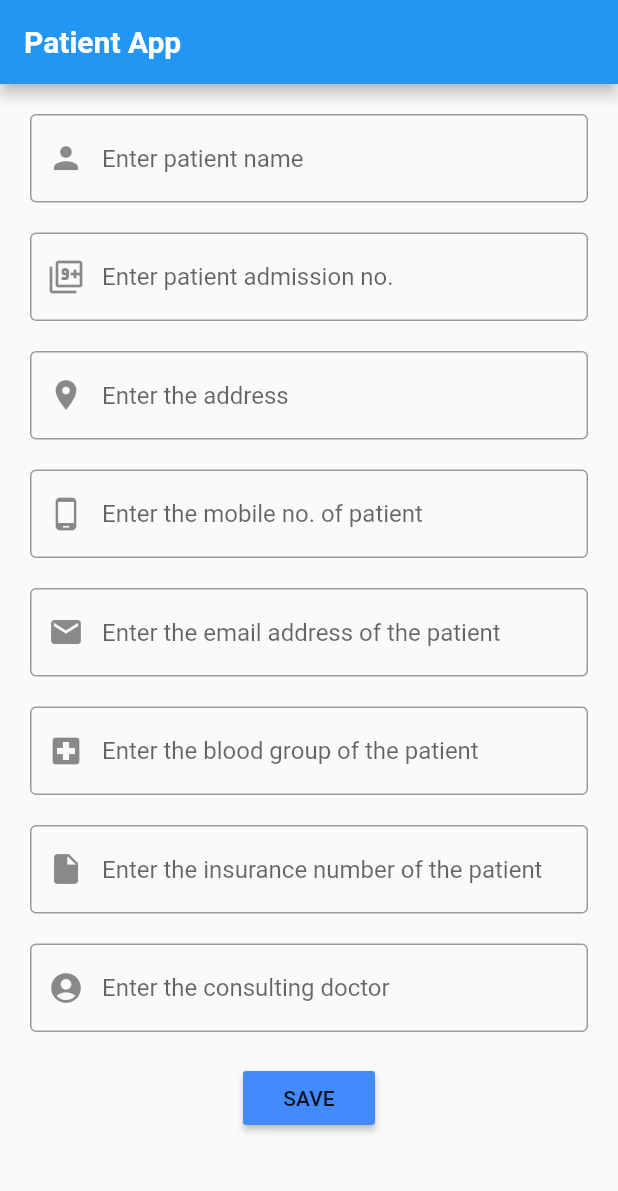
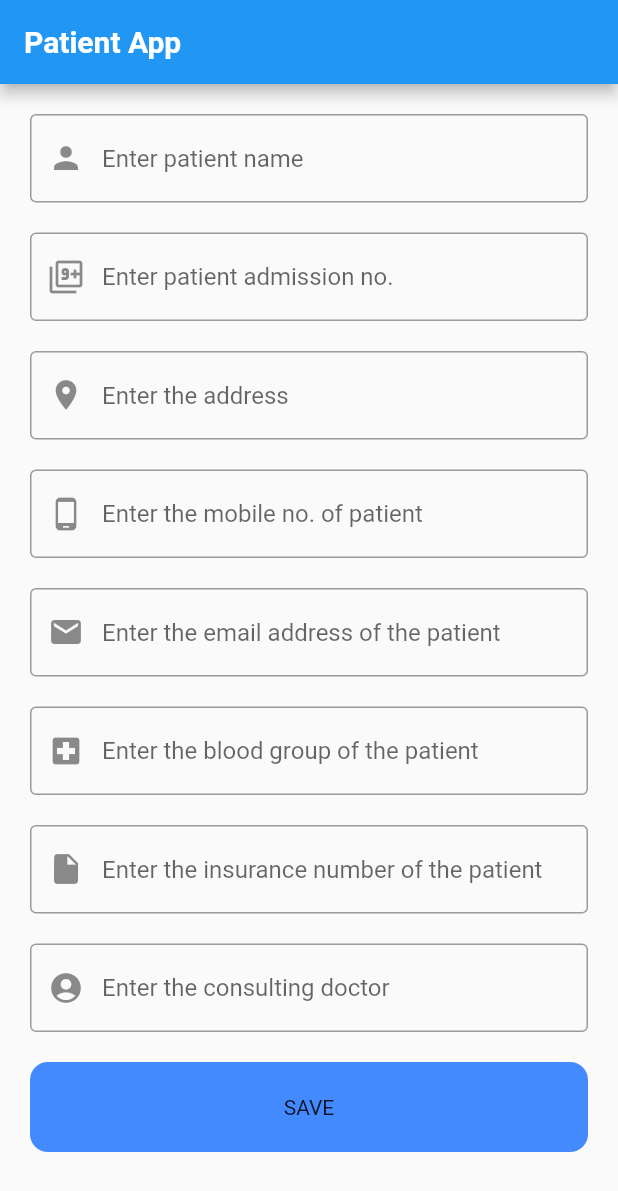
Before and after one commit to JossinAntony/Flutter-PatientApp, a Flutter app: the screen it shows after launch, on a phone screen of 412 x 824 dp. Shown: the top 1191 px of the screen. Run offline on Flutter 3.47's test engine with Material 2 defaults, Android fonts, the phone set to English and light mode, and no system bars.

Commit message:
Input displayed on console Custom button design initialised

```diff
--- a/patient_app/lib/main.dart
+++ b/patient_app/lib/main.dart
@@ -1,12 +1,21 @@
 
-
-import 'package:flutter/cupertino.dart';
 import 'package:flutter/material.dart';
 import 'package:flutter/widgets.dart';
 
 main() => runApp(MyApp());
 
 class MyApp extends StatelessWidget {
+  TextEditingController pNameCntrlr = TextEditingController();
+  TextEditingController pAdmnCntrlr = TextEditingController();
+  TextEditingController pAdrssCntrlr = TextEditingController();
+
+  TextEditingController pMobCntrlr = TextEditingController();
+  TextEditingController pEmailCntrlr = TextEditingController();
+  TextEditingController pBGrpCntrlr = TextEditingController();
+
+  TextEditingController pInsCntrlr = TextEditingController();
+  TextEditingController pDocCntrlr = TextEditingController();
+
   @override
   Widget build(BuildContext context) {
     return MaterialApp(
@@ -25,6 +34,7 @@ class MyApp extends StatelessWidget {
             child: Column(
               children: <Widget>[
                 TextField(
+                  controller: pNameCntrlr,
                   decoration: InputDecoration(
                     border: OutlineInputBorder(),
                     hintText: "Enter patient name",
@@ -35,6 +45,7 @@ class MyApp extends StatelessWidget {
                 SizedBox(height:20.0),
 
                 TextField(
+                  controller: pAdmnCntrlr,
                   decoration: InputDecoration(
                     border: OutlineInputBorder(),
                     hintText: "Enter patient admission no.",
@@ -45,6 +56,7 @@ class MyApp extends StatelessWidget {
                 SizedBox(height:20),
 
                 TextField(
+                  controller: pAdrssCntrlr,
                   decoration: InputDecoration(
                     border: OutlineInputBorder(),
                     hintText: "Enter the address",
@@ -55,6 +67,7 @@ class MyApp extends StatelessWidget {
                 SizedBox(height:20.0),
 
                 TextField(
+                  controller: pMobCntrlr,
                   decoration: InputDecoration(
                     border: OutlineInputBorder(),
                     hintText: "Enter the mobile no. of patient",
@@ -65,6 +78,7 @@ class MyApp extends StatelessWidget {
                 SizedBox(height:20.0),
 
                 TextField(
+                  controller: pEmailCntrlr,
                   decoration: InputDecoration(
                     border: OutlineInputBorder(),
                     hintText: "Enter the email address of the patient",
@@ -75,6 +89,7 @@ class MyApp extends StatelessWidget {
                 SizedBox(height:20.0),
 
                 TextField(
+                  controller: pBGrpCntrlr,
                   decoration: InputDecoration(
                     border: OutlineInputBorder(),
                     hintText: "Enter the blood group of the patient",
@@ -85,6 +100,7 @@ class MyApp extends StatelessWidget {
                 SizedBox(height:20.0),
 
                 TextField(
+                  controller: pInsCntrlr,
                   decoration: InputDecoration(
                     border: OutlineInputBorder(),
                     hintText: "Enter the insurance number of the patient",
@@ -95,6 +111,7 @@ class MyApp extends StatelessWidget {
                 SizedBox(height:20.0),
 
                 TextField(
+                  controller: pDocCntrlr,
                   decoration: InputDecoration(
                     border: OutlineInputBorder(),
                     hintText: "Enter the consulting doctor",
@@ -103,11 +120,43 @@ class MyApp extends StatelessWidget {
                 ),
 
                 SizedBox(height:20.0),
+                /*
+                RaisedButton(
+                  onPressed: (){
+                    var pName = pNameCntrlr.text;
+                    var pAdrss = pAdrssCntrlr.text;
+                    var pMob = pMobCntrlr.text;
 
-                RaisedButton(
-                  onPressed: (){},
+                    var pEmail = pEmailCntrlr.text;
+                    var pBGrp = pBGrpCntrlr.text;
+                    var pIns = pInsCntrlr.text;
+
+                    var pDoc = pDocCntrlr.text;
+
+                    print(pName);
+                    print(pAdrss);
+                    print(pMob);
+
+                    print(pEmail);
+                    print(pBGrp);
+                    print(pIns);
+
+                    print(pDoc);
+                  },
                   child: Text('SAVE'),
                   color: Colors.blueAccent,
+                ),
+                */
+                Container(
+                  height: 60,
+                  width: 500,
+                  decoration: BoxDecoration(
+                    borderRadius: BorderRadius.circular(12.0),
+                    color: Colors.blueAccent,
+                  ),
+                  child: Center(
+                    child: Text('SAVE'),
+                  ),
                 ),
               ],
             ),
```
